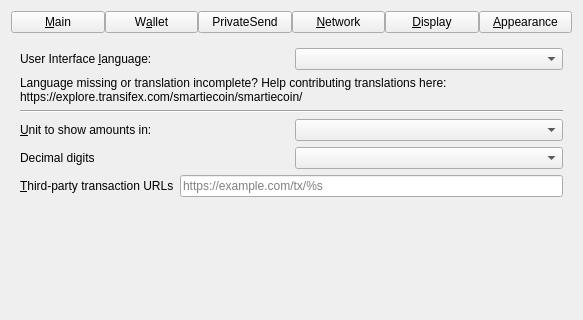
Korsh-Dev/Korsh-Code-Mainnet, file src/qt/forms/optionsdialog.ui: the form before one commit; both pictures show x 0 to 583 and y 0 to 320 of the 583 by 538 pixel window.
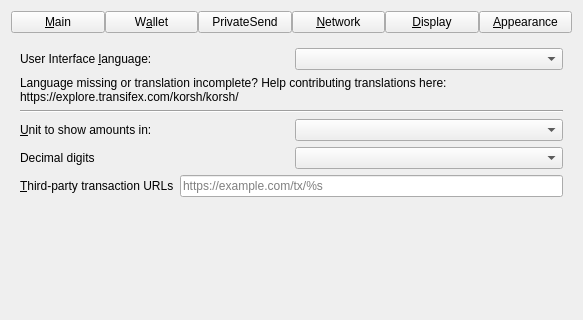
The form after the commit. The open tabs and pages were chosen to show the change. Custom widgets are drawn as their Qt base class.

Commit message: Initialize Korsh Core mainnet fork

```diff
--- a/src/qt/forms/optionsdialog.ui
+++ b/src/qt/forms/optionsdialog.ui
@@ -1103,7 +1103,7 @@
          </property>
          <property name="text">
           <string>Language missing or translation incomplete? Help contributing translations here:
-https://explore.transifex.com/smartiecoin/smartiecoin/</string>
+https://explore.transifex.com/korsh/korsh/</string>
          </property>
          <property name="wordWrap">
           <bool>true</bool>
```
Left out of the diff: 8 changed lines with no effect on the pictures. The commit also changes 648 other files.
